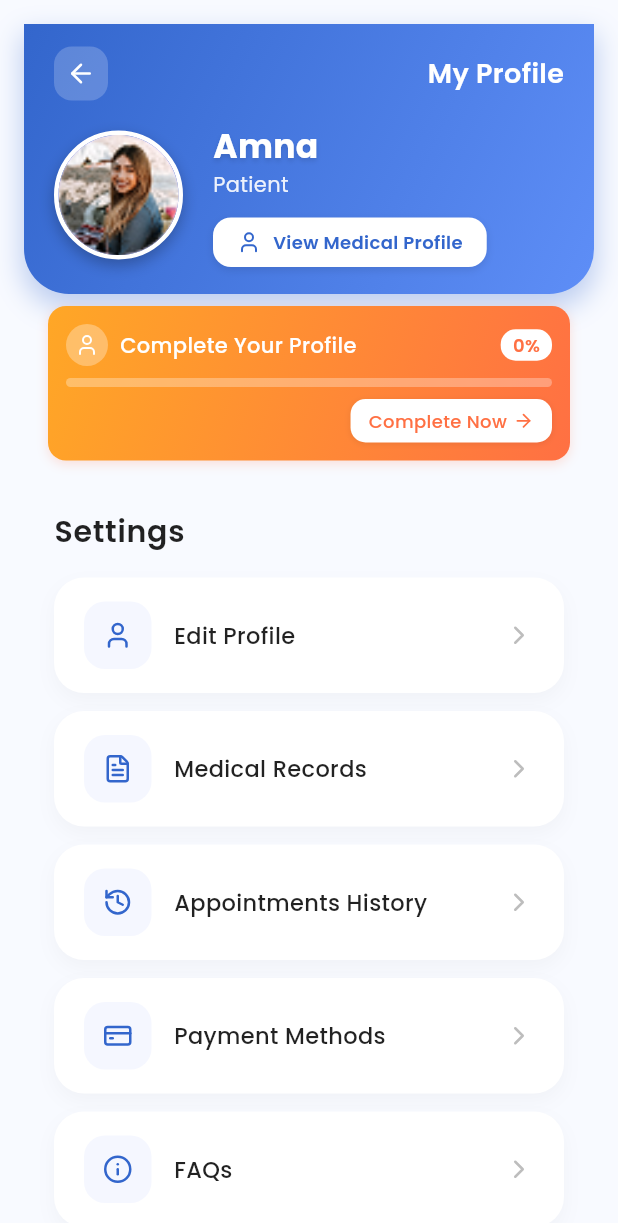
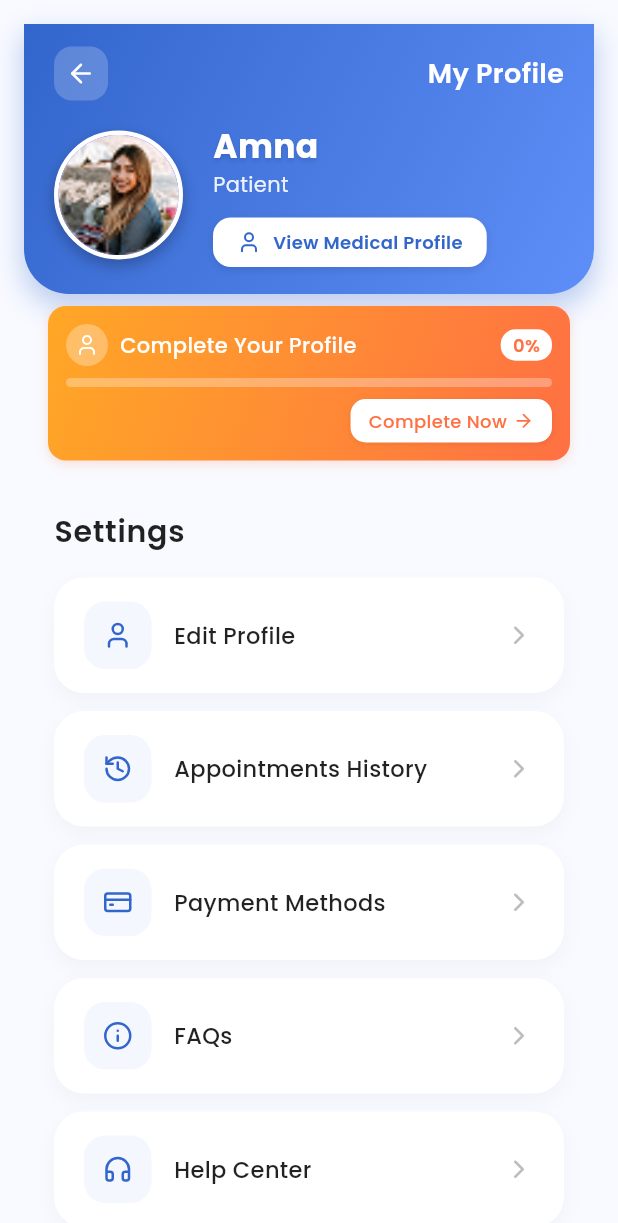
Before and after one commit to HaseebTariq45/healthcare-paid-project, a Flutter app: the PatientMenuScreen screen opened directly, on a phone screen of 412 x 824 dp. Shown: the top 1223 px of the screen. Run offline on Flutter 3.47's test engine with Material 3 defaults, Android fonts, the phone set to English and light mode, and no system bars; our stand-ins replace cloud_firestore, firebase_auth, firebase_core, google_fonts, image_picker, lucide_icons_flutter and 3 more; missing offline and left inert: file_selector, flutter_pdfview; accounts and stored records are empty.

```diff
--- a/lib/views/screens/patient/dashboard/profile.dart
+++ b/lib/views/screens/patient/dashboard/profile.dart
@@ -40,7 +40,7 @@ class _PatientMenuScreenState extends State<PatientMenuScreen> {
   void _initializeMenuItems() {
     menuItems = [
       MenuItem("Edit Profile", LucideIcons.user, const ProfileEditorScreen()),
-      MenuItem("Medical Records", LucideIcons.fileText, null),
+      // MenuItem("Medical Records", LucideIcons.fileText, null),
       MenuItem("Appointments History", LucideIcons.history, const AppointmentHistoryScreen()),
       MenuItem("Payment Methods", LucideIcons.creditCard, const PaymentMethodsScreen()),
       MenuItem("FAQs", LucideIcons.info, const FAQScreen()),
```
